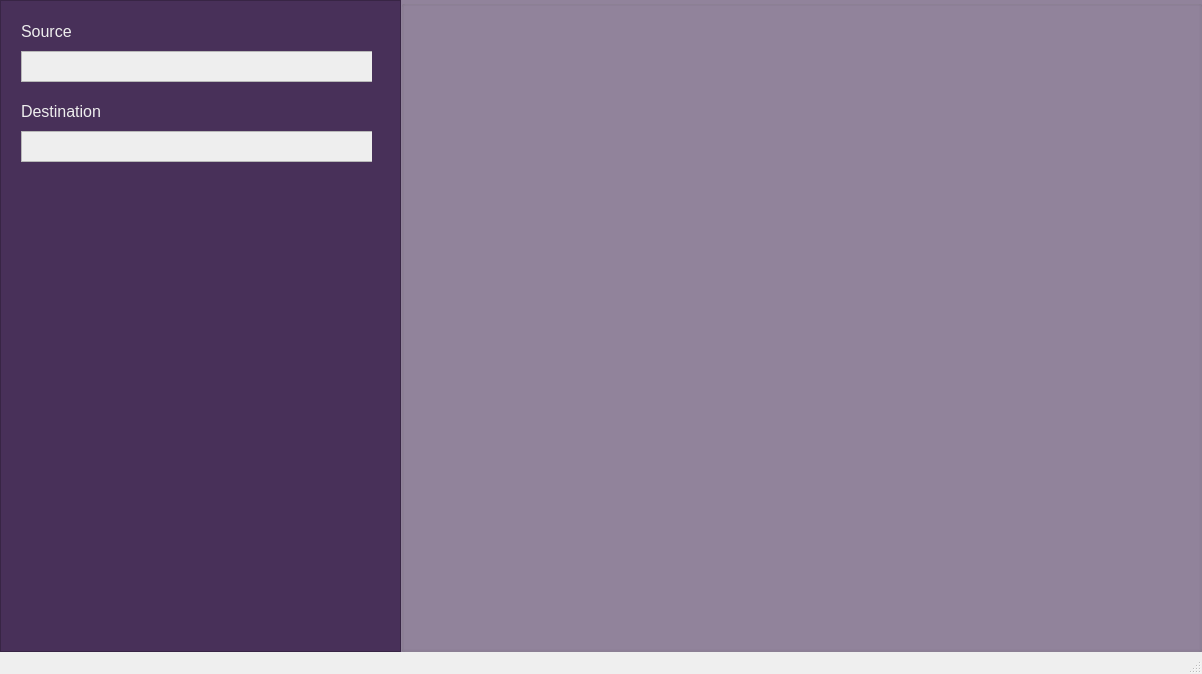
Before: the Qt Designer form bgp-simulator/form.ui in nhkhanhiei/protocol-processing, drawn with Qt 5.
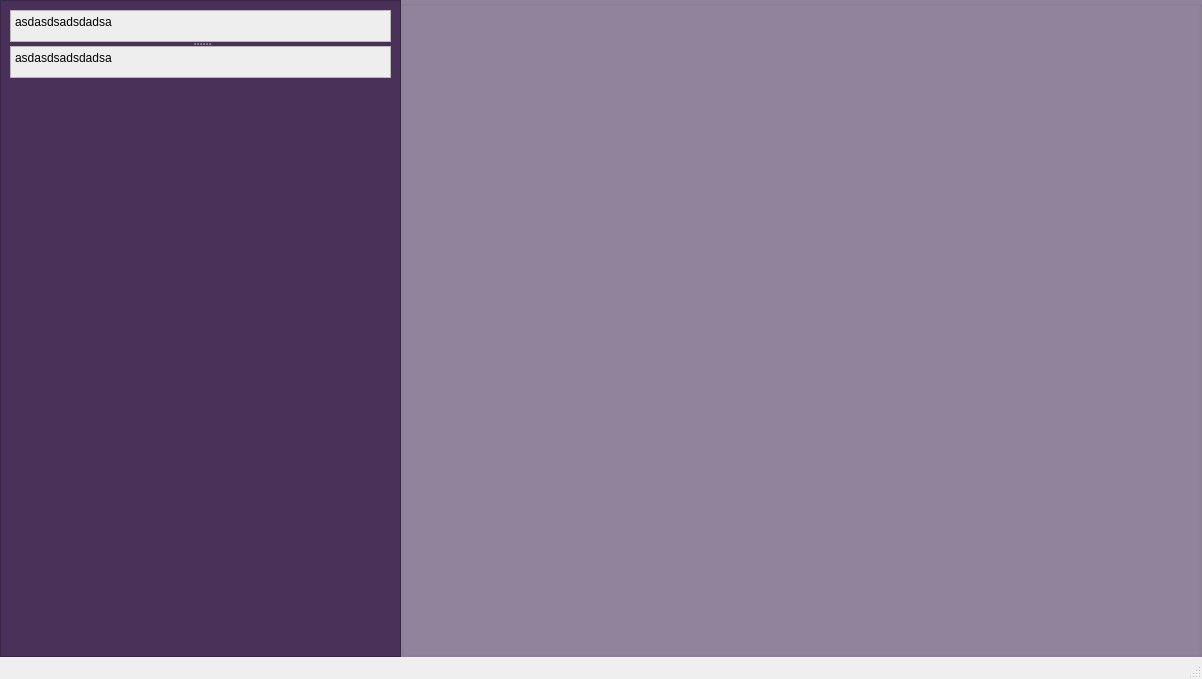
After: the same form once the commit is applied.

```diff
--- a/bgp-simulator/form.ui
+++ b/bgp-simulator/form.ui
@@ -7,7 +7,7 @@
     <x>0</x>
     <y>0</y>
     <width>1202</width>
-    <height>674</height>
+    <height>679</height>
    </rect>
   </property>
   <property name="windowTitle">
@@ -50,112 +50,74 @@
          <x>0</x>
          <y>0</y>
          <width>399</width>
-         <height>622</height>
+         <height>627</height>
         </rect>
        </property>
-       <widget class="QWidget" name="widget" native="true">
-        <property name="geometry">
-         <rect>
-          <x>20</x>
-          <y>20</y>
-          <width>351</width>
-          <height>80</height>
-         </rect>
-        </property>
+       <property name="sizePolicy">
+        <sizepolicy hsizetype="Preferred" vsizetype="Preferred">
+         <horstretch>0</horstretch>
+         <verstretch>0</verstretch>
+        </sizepolicy>
+       </property>
+       <layout class="QVBoxLayout" name="verticalLayout_2" stretch="1,0">
+        <item>
+         <widget class="QSplitter" name="splitter">
         <property name="sizePolicy">
          <sizepolicy hsizetype="MinimumExpanding" vsizetype="MinimumExpanding">
-          <horstretch>0</horstretch>
-          <verstretch>0</verstretch>
-         </sizepolicy>
-        </property>
+            <horstretch>1</horstretch>
+            <verstretch>1</verstretch>
+           </sizepolicy>
+          </property>
+          <property name="styleSheet">
+           <string notr="true">max-height: 30px;</string>
+          </property>
+          <property name="orientation">
+           <enum>Qt::Vertical</enum>
+          </property>
         <widget class="QTextEdit" name="textEdit">
-         <property name="geometry">
-          <rect>
-           <x>0</x>
-           <y>30</y>
-           <width>371</width>
-           <height>31</height>
-          </rect>
+           <property name="sizePolicy">
+            <sizepolicy hsizetype="Expanding" vsizetype="Maximum">
+             <horstretch>0</horstretch>
+             <verstretch>0</verstretch>
+            </sizepolicy>
          </property>
          <property name="styleSheet">
-          <string notr="true">background: #eeeeee</string>
-         </property>
-        </widget>
-        <widget class="QLabel" name="label">
-         <property name="geometry">
-          <rect>
-           <x>0</x>
-           <y>0</y>
-           <width>63</width>
-           <height>20</height>
-          </rect>
-         </property>
-         <property name="font">
-          <font>
-           <pointsize>12</pointsize>
-          </font>
-         </property>
-         <property name="styleSheet">
-          <string notr="true">color: #eeeeee</string>
-         </property>
-         <property name="text">
-          <string>Source</string>
-         </property>
-        </widget>
-       </widget>
-       <widget class="QWidget" name="widget_2" native="true">
-        <property name="geometry">
-         <rect>
-          <x>20</x>
-          <y>100</y>
-          <width>351</width>
-          <height>80</height>
-         </rect>
-        </property>
+            <string notr="true">background: #eeeeee;</string>
+           </property>
+           <property name="html">
+            <string>&lt;!DOCTYPE HTML PUBLIC &quot;-//W3C//DTD HTML 4.0//EN&quot; &quot;http://www.w3.org/TR/REC-html40/strict.dtd&quot;&gt;
+&lt;html&gt;&lt;head&gt;&lt;meta name=&quot;qrichtext&quot; content=&quot;1&quot; /&gt;&lt;meta charset=&quot;utf-8&quot; /&gt;&lt;style type=&quot;text/css&quot;&gt;
+p, li { white-space: pre-wrap; }
+hr { height: 1px; border-width: 0; }
+&lt;/style&gt;&lt;/head&gt;&lt;body style=&quot; font-family:'Segoe UI'; font-size:9pt; font-weight:400; font-style:normal;&quot;&gt;
+&lt;p style=&quot; margin-top:0px; margin-bottom:0px; margin-left:0px; margin-right:0px; -qt-block-indent:0; text-indent:0px;&quot;&gt;asdasdsadsdadsa&lt;/p&gt;&lt;/body&gt;&lt;/html&gt;</string>
+           </property>
+          </widget>
         <widget class="QTextEdit" name="textEdit_2">
-         <property name="geometry">
-          <rect>
-           <x>0</x>
-           <y>30</y>
-           <width>371</width>
-           <height>31</height>
-          </rect>
+           <property name="sizePolicy">
+            <sizepolicy hsizetype="Expanding" vsizetype="Maximum">
+             <horstretch>0</horstretch>
+             <verstretch>0</verstretch>
+            </sizepolicy>
          </property>
          <property name="styleSheet">
-          <string notr="true">background: #eeeeee</string>
-         </property>
-        </widget>
-        <widget class="QLabel" name="label_2">
-         <property name="geometry">
-          <rect>
-           <x>0</x>
-           <y>0</y>
-           <width>111</width>
-           <height>20</height>
-          </rect>
-         </property>
-         <property name="font">
-          <font>
-           <pointsize>12</pointsize>
-          </font>
-         </property>
-         <property name="styleSheet">
-          <string notr="true">color: #eeeeee</string>
-         </property>
-         <property name="frameShape">
-          <enum>QFrame::NoFrame</enum>
-         </property>
-         <property name="frameShadow">
-          <enum>QFrame::Plain</enum>
-         </property>
-         <property name="lineWidth">
-          <number>5</number>
-         </property>
-         <property name="text">
-          <string>Destination</string>
-         </property>
-        </widget>
-       </widget>
+            <string notr="true">background: #eeeeee;</string>
+           </property>
+           <property name="html">
+            <string>&lt;!DOCTYPE HTML PUBLIC &quot;-//W3C//DTD HTML 4.0//EN&quot; &quot;http://www.w3.org/TR/REC-html40/strict.dtd&quot;&gt;
+&lt;html&gt;&lt;head&gt;&lt;meta name=&quot;qrichtext&quot; content=&quot;1&quot; /&gt;&lt;meta charset=&quot;utf-8&quot; /&gt;&lt;style type=&quot;text/css&quot;&gt;
+p, li { white-space: pre-wrap; }
+hr { height: 1px; border-width: 0; }
+&lt;/style&gt;&lt;/head&gt;&lt;body style=&quot; font-family:'Segoe UI'; font-size:9pt; font-weight:400; font-style:normal;&quot;&gt;
+&lt;p style=&quot; margin-top:0px; margin-bottom:0px; margin-left:0px; margin-right:0px; -qt-block-indent:0; text-indent:0px;&quot;&gt;asdasdsadsdadsa&lt;/p&gt;&lt;/body&gt;&lt;/html&gt;</string>
+           </property>
+          </widget>
+         </widget>
+        </item>
+        <item>
+         <widget class="QWidget" name="widget" native="true"/>
+        </item>
+       </layout>
       </widget>
      </widget>
     </item>
```
Lines whose indentation alone changed are shown as unchanged.
